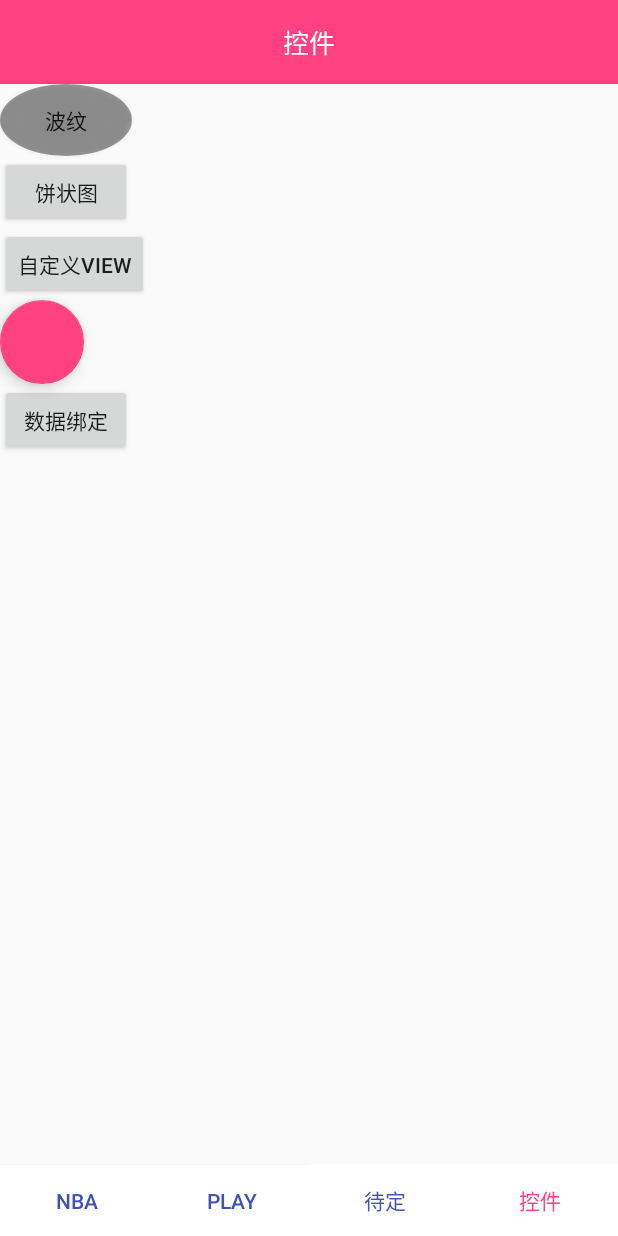
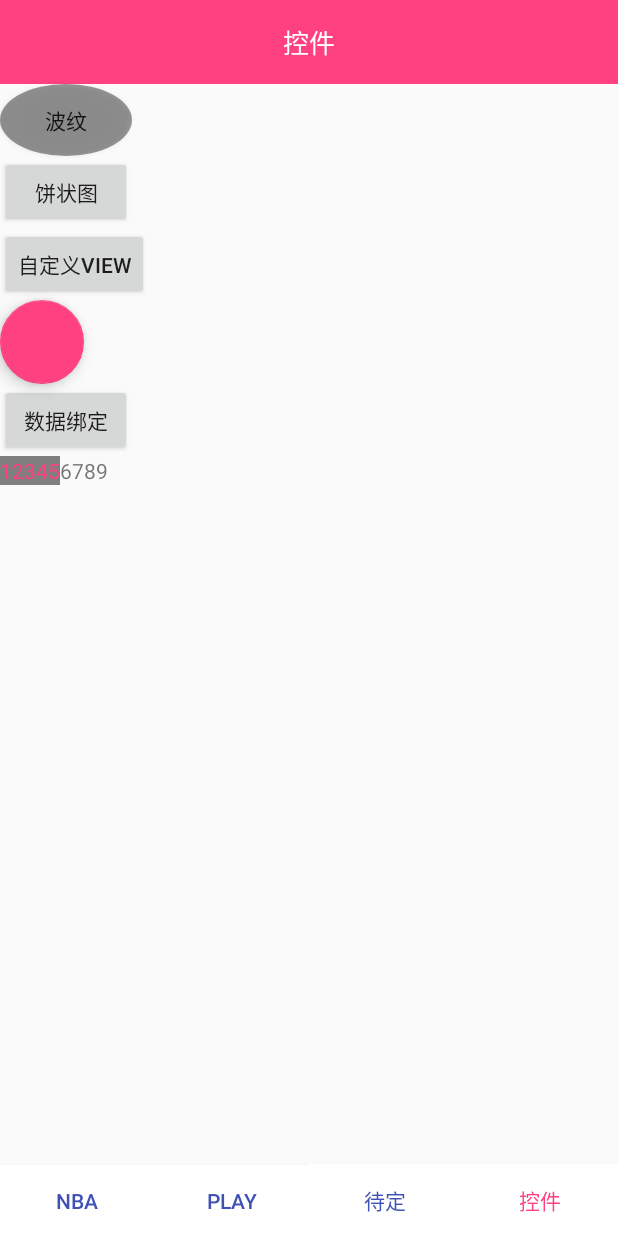
Before and after one commit to liuxiaofeng8888/NbaJames, an Android app: the screen it shows after launch (MainActivity), on a phone screen of 412 x 824 dp. Run offline under Robolectric (Android 15) with nearby library versions, the phone set to English and light mode, and no system bars; our stand-ins replace RxJava; libraries missing offline, so code that uses them is left out: com.android.debug, com.didi.virtualapk, com.github.mikephil.charting; 5 statements that could not run were skipped.

```diff
--- a/app/src/main/java/com/pft/liuxiaofeng/nbajames/MainActivity.java
+++ b/app/src/main/java/com/pft/liuxiaofeng/nbajames/MainActivity.java
@@ -9,6 +9,7 @@ import android.graphics.Color;
 import android.os.Bundle;
 import android.os.IBinder;
 import android.os.RemoteException;
+import android.util.Log;
 import android.view.View;
 import android.widget.Button;
 import android.widget.TextView;
@@ -197,4 +198,9 @@ public class MainActivity extends BaseActivity implements View.OnClickListener {
         fragmentTransaction.commit();
     }
 
+    @Override
+    protected void onStop() {
+        super.onStop();
+        Log.e(TAG, "onStop: " );
+    }
 }
--- a/app/src/main/java/com/pft/liuxiaofeng/nbajames/fragment/MyVIewFragment.java
+++ b/app/src/main/java/com/pft/liuxiaofeng/nbajames/fragment/MyVIewFragment.java
@@ -3,6 +3,10 @@ package com.pft.liuxiaofeng.nbajames.fragment;
 import android.content.Intent;
 import android.os.Bundle;
 import android.support.annotation.Nullable;
+import android.text.SpannableString;
+import android.text.Spanned;
+import android.text.style.BackgroundColorSpan;
+import android.text.style.ForegroundColorSpan;
 import android.view.LayoutInflater;
 import android.view.View;
 import android.view.ViewGroup;
@@ -29,6 +33,7 @@ public class MyVIewFragment extends BaseFragment {
     private Button btnMyView; //我的自定义view
     private Button btnDatabinding; //databinding
     private Intent intent;
+    private TextView btnNumbers;
 
     @Nullable
     @Override
@@ -36,6 +41,7 @@ public class MyVIewFragment extends BaseFragment {
         view = inflater.inflate(R.layout.fragment_my_view, container, false);
         initView();
         setListener();
+        initData();
         return view;
     }
 
@@ -46,7 +52,17 @@ public class MyVIewFragment extends BaseFragment {
         btnPipChart = (Button) view.findViewById(R.id.btn_pipchart);
         btnMyView = (Button) view.findViewById(R.id.btn_my_view);
         btnDatabinding = (Button) view.findViewById(R.id.btn_databinding);
+        btnNumbers = (TextView) view.findViewById(R.id.tv_numbers);
         initToolbar(tvToolbar);
+    }
+
+    private void initData(){
+        SpannableString string = new SpannableString("123456789");
+        string.setSpan(new ForegroundColorSpan(getActivity().getResources().getColor(R.color.colorAccent)),
+                0,5, Spanned.SPAN_EXCLUSIVE_EXCLUSIVE);
+        string.setSpan(new BackgroundColorSpan(getActivity().getResources().getColor(R.color.gray)),
+                0,5,Spanned.SPAN_EXCLUSIVE_EXCLUSIVE);
+        btnNumbers.setText(string);
     }
 
     @Override
@@ -61,6 +77,7 @@ public class MyVIewFragment extends BaseFragment {
         btnPipChart.setOnClickListener(this);
         btnMyView.setOnClickListener(this);
         btnDatabinding.setOnClickListener(this);
+        btnNumbers.setOnClickListener(this);
     }
 
     /**
--- a/app/src/main/java/com/pft/liuxiaofeng/nbajames/fragment/PlayFragment.java
+++ b/app/src/main/java/com/pft/liuxiaofeng/nbajames/fragment/PlayFragment.java
@@ -67,6 +67,7 @@ public class PlayFragment extends BaseFragment {
             @Override
             public void onClick(View v) {
                 startActivity(new Intent(activity, NfcActivity.class));
+                activity.overridePendingTransition(0,0);
             }
         });
         btnPligin.setOnClickListener(new View.OnClickListener() {
--- a/app/src/main/res/layout/fragment_my_view.xml
+++ b/app/src/main/res/layout/fragment_my_view.xml
@@ -36,4 +36,9 @@
         android:layout_width="wrap_content"
         android:layout_height="wrap_content"
         android:text="数据绑定"/>
+    <TextView
+        android:id="@+id/tv_numbers"
+        android:layout_width="wrap_content"
+        android:layout_height="wrap_content"
+        android:text="numbers"/>
 </LinearLayout>
```
Also changed, not shown: app/src/main/java/com/pft/liuxiaofeng/nbajames/activity/DataBindingDemoActivity.java (+11 -3 lines), app/src/main/java/com/pft/liuxiaofeng/nbajames/adapter/BindingAdapter.java (added, +37 -0 lines), app/src/main/java/com/pft/liuxiaofeng/nbajames/adapter/RecyclerViewAdapter.java (added, +66 -0 lines), app/src/main/java/com/pft/liuxiaofeng/nbajames/bean/DataBindingModule.java (+37 -5 lines), app/src/main/java/com/pft/liuxiaofeng/nbajames/databindingvm/DatabindingDemoVm.java (+16 -4 lines), app/src/main/res/layout/activity_data_binding_demo.xml (+22 -9 lines), app/src/main/res/layout/item_databinding_demo.xml (added, +23 -0 lines).
